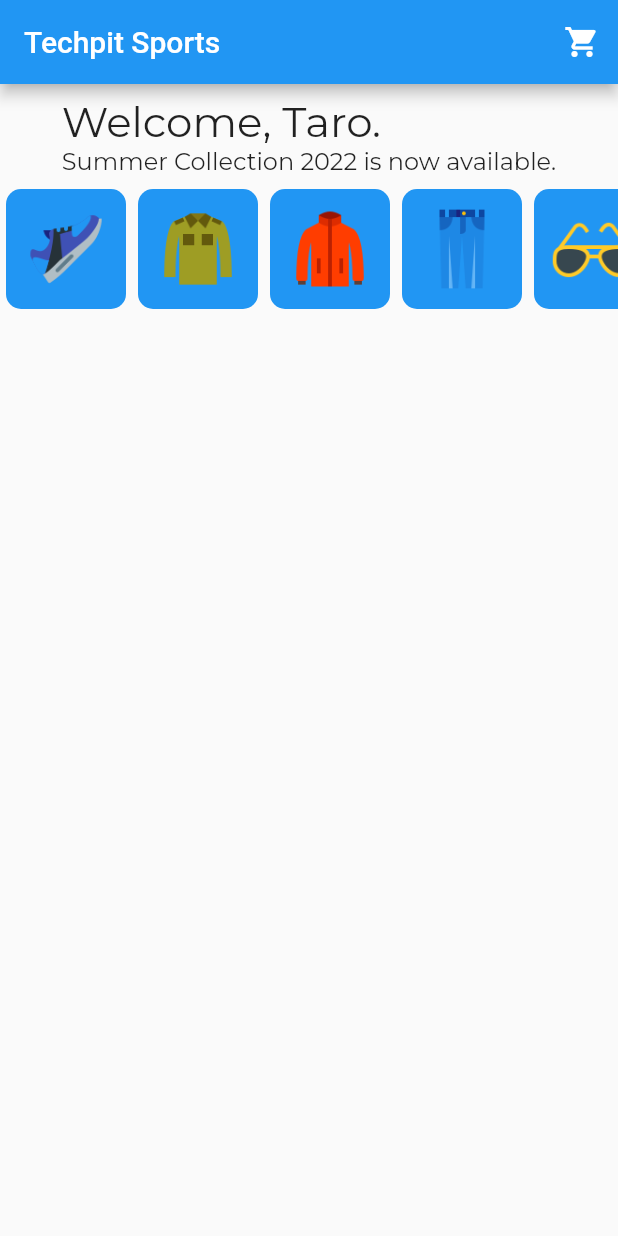
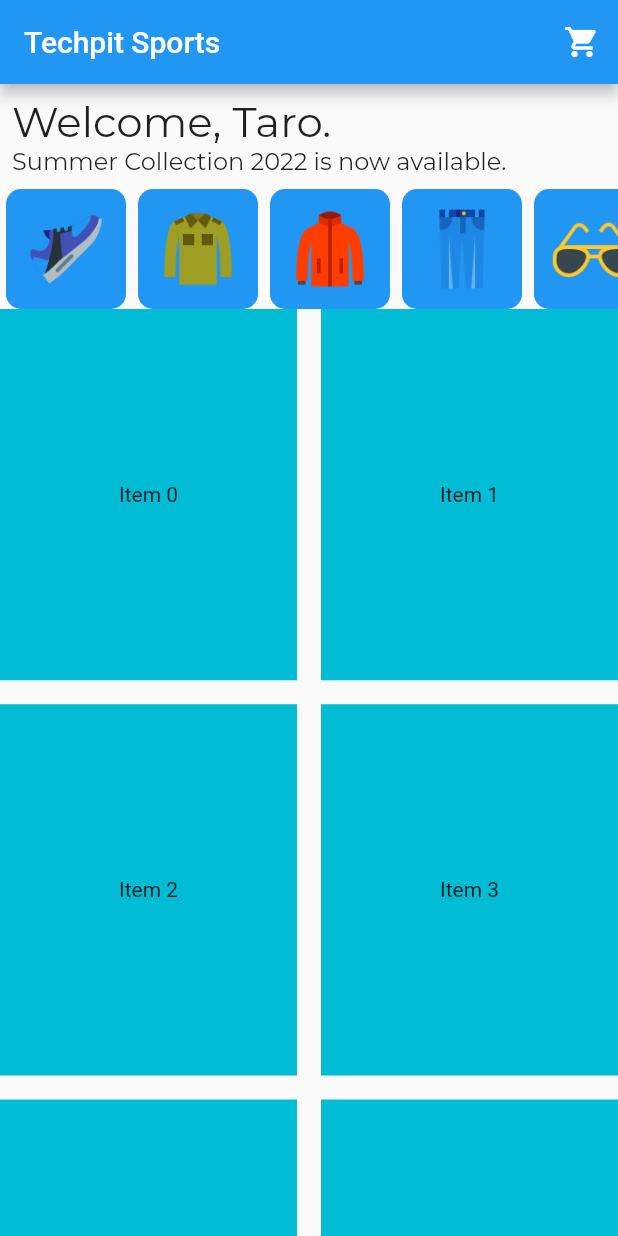
Before and after one commit to John-Thailand/ecshop_techpit, a Flutter app: the screen it shows after launch, on a phone screen of 412 x 824 dp. Run offline on Flutter 3.47's test engine with Material 2 defaults, Android fonts, the phone set to English and light mode, and no system bars; our stand-ins replace google_fonts.

Commit message:
アイテムグリッドの実装

```diff
--- a/lib/pages/home_page/home_header.dart
+++ b/lib/pages/home_page/home_header.dart
@@ -6,7 +6,8 @@ class HomeHeader extends StatelessWidget {
 
   @override
   Widget build(BuildContext context) {
-    return Padding(
+    return SliverToBoxAdapter(
+      child: Padding(
         padding: const EdgeInsets.all(8.0),
         child: Column(
           crossAxisAlignment: CrossAxisAlignment.start,
@@ -25,6 +26,7 @@ class HomeHeader extends StatelessWidget {
             )
           ],
         ),
+      ),
     );
   }
 }
--- a/lib/pages/home_page/home_page.dart
+++ b/lib/pages/home_page/home_page.dart
@@ -1,5 +1,6 @@
 import 'package:ecshop_techpit/pages/home_page/home_header.dart';
 import 'package:ecshop_techpit/pages/home_page/item_categories.dart';
+import 'package:ecshop_techpit/pages/home_page/item_grid.dart';
 import 'package:flutter/material.dart';
 
 class HomePage extends StatelessWidget {
@@ -17,10 +18,11 @@ class HomePage extends StatelessWidget {
           ),
         ],
       ),
-      body: Column(
-        children: const [
+      body: const CustomScrollView(
+        slivers: [
           HomeHeader(),
           ItemCategories(),
+          ItemGrid(),
         ],
       ),
     );
--- a/lib/pages/home_page/item_categories.dart
+++ b/lib/pages/home_page/item_categories.dart
@@ -14,7 +14,8 @@ class ItemCategories extends StatelessWidget {
 
   @override
   Widget build(BuildContext context) {
-    return SizedBox(
+    return SliverToBoxAdapter(
+      child: SizedBox(
         height: 80,
         child: ListView(
           scrollDirection: Axis.horizontal,
@@ -41,6 +42,7 @@ class ItemCategories extends StatelessWidget {
               )
               .toList(),
         ),
+      ),
     );
   }
 }
```
Also changed, not shown: lib/pages/home_page/item_grid.dart (added, +27 -0 lines), 3 other files. Lines whose indentation alone changed are shown as unchanged.
